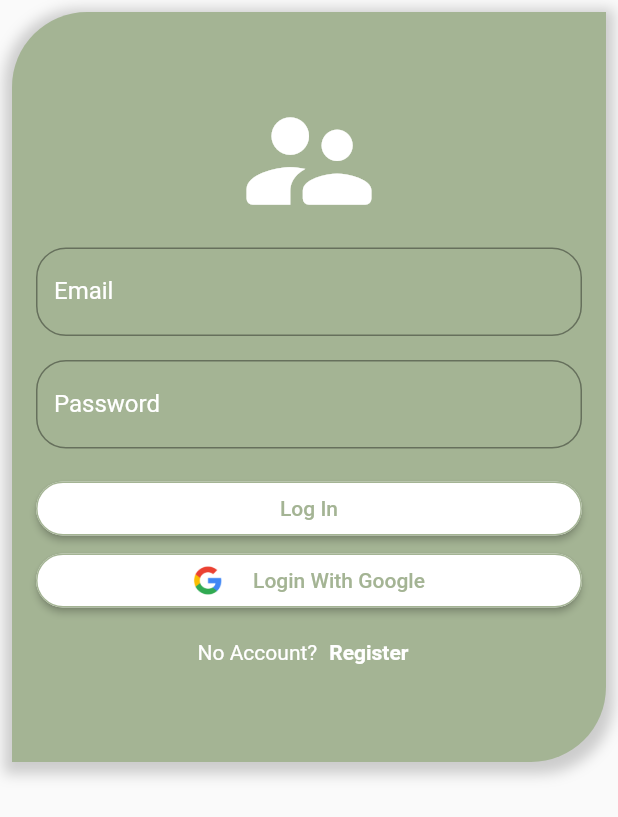
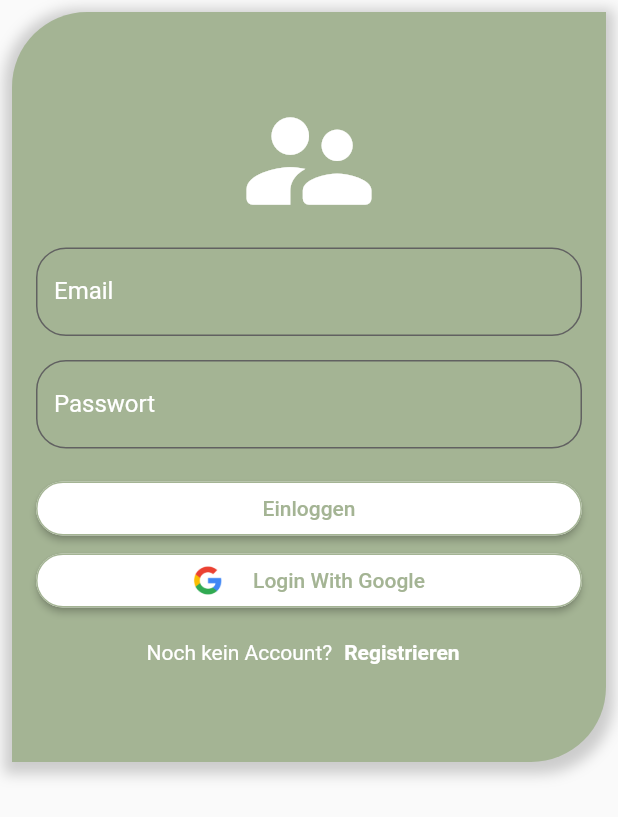
Before and after one commit to S-ecki/smart-city-ambience, a Flutter app: the LoginPage screen opened by its route, on a phone screen of 412 x 824 dp. Shown: the top 817 px of the screen. Run offline on Flutter 3.47's test engine with Material 2 defaults, Android fonts, the phone set to English and light mode, and no system bars; our stand-ins replace badges, email_validator, firebase_auth, firebase_core, flutter_redux, google_sign_in and 4 more; missing offline and left inert: customtogglebuttons, flutter_emoji, flutter_scatter; accounts and stored records are empty.

Commit message:
Login Textfield design

```diff
--- a/lib/Authentification/LoginScreen.dart
+++ b/lib/Authentification/LoginScreen.dart
@@ -54,7 +54,7 @@ class LoginPage extends StatelessWidget {
                               margin: EdgeInsets.only(top: 16),
                               child: AuthInputField(
                                 controller: passwordController,
-                                label: "Password",
+                                label: "Passwort",
                                 isPasswordField: true,
                               ),
                             ),
@@ -62,7 +62,7 @@ class LoginPage extends StatelessWidget {
                         ),
                       ),
                       AuthActionButton(
-                        label: "Log In",
+                        label: "Einloggen",
                         formKey: _formKey,
                         emailController: emailController,
                         passwordController: passwordController,
@@ -72,7 +72,7 @@ class LoginPage extends StatelessWidget {
                         mainAxisAlignment: MainAxisAlignment.center,
                         children: [
                           Text(
-                            "No Account?",
+                            "Noch kein Account?",
                             style: TextStyle(
                               color: Colors.white,
                             ),
@@ -83,7 +83,7 @@ class LoginPage extends StatelessWidget {
                               .pushNamed(SmortRoutes.registratinScreen);
                             },
                             child: Text(
-                              "Register",
+                              "Registrieren",
                               style: TextStyle(
                                 color: Colors.white,
                                 fontWeight: FontWeight.bold,
--- a/lib/Authentification/Widgets/AuthInputField.dart
+++ b/lib/Authentification/Widgets/AuthInputField.dart
@@ -17,38 +17,47 @@ class AuthInputField extends StatelessWidget {
 
   @override
   Widget build(BuildContext context) {
-    return TextFormField(
-      keyboardType: label == "Email" ? TextInputType.emailAddress : TextInputType.text,
+    return Theme(
+      data: ThemeData(textSelectionTheme: TextSelectionThemeData(cursorColor: Colors.black) ),
+          child: TextFormField(
+        keyboardType:
+            label == "Email" ? TextInputType.emailAddress : TextInputType.text,
         obscureText: isPasswordField,
         controller: controller,
         validator: (value) {
-        if (controller.text.isEmpty) return "Can't be empty";
+          if (controller.text.isEmpty) return "Kann nicht leer sein";
           if (label.toLowerCase() == "email") {
             return EmailValidator.validate(controller.text)
                 ? null
-              : "Not valid email";
+                : "Ungültige Email - Bist du schon registriert?";
           }
           if (label.toLowerCase() == "confirm password") {
             return passwordController.text == controller.text
                 ? null
-              : "Passwords don't match";
+                : "Passwort falsch";
           }
           if (label.toLowerCase() == "password") {
             return controller.text.length > 7
                 ? null
-              : "Password must be greater or equal 8";
+                : "Passwort muss mindestens 8 Zeichen beinhalten";
           }
           return null;
         },
         decoration: InputDecoration(
-        border: OutlineInputBorder(
-          borderRadius: BorderRadius.circular(20),
-        ),
+          enabledBorder: _textFieldBorder,
+          errorBorder: _textFieldBorder,
+          focusedErrorBorder: _textFieldBorder,
+          focusedBorder: _textFieldBorder,
           labelText: label,
           labelStyle: TextStyle(
             color: Colors.white,
           ),
         ),
+      ),
     );
   }
+  final _textFieldBorder = OutlineInputBorder(
+            borderSide: BorderSide(color: Colors.grey[700]),
+            borderRadius: BorderRadius.circular(20),
+          );
 }
--- a/lib/dummyData/dummyWords.dart
+++ b/lib/dummyData/dummyWords.dart
@@ -5,8 +5,6 @@ List<String> dummyWords = [
   "traurig",
   "froh",
   "entspannt",
-  "chillen",
   "lustig",
-  "Party",
   "staunend",
 ];
```
Lines whose indentation alone changed are shown as unchanged.
